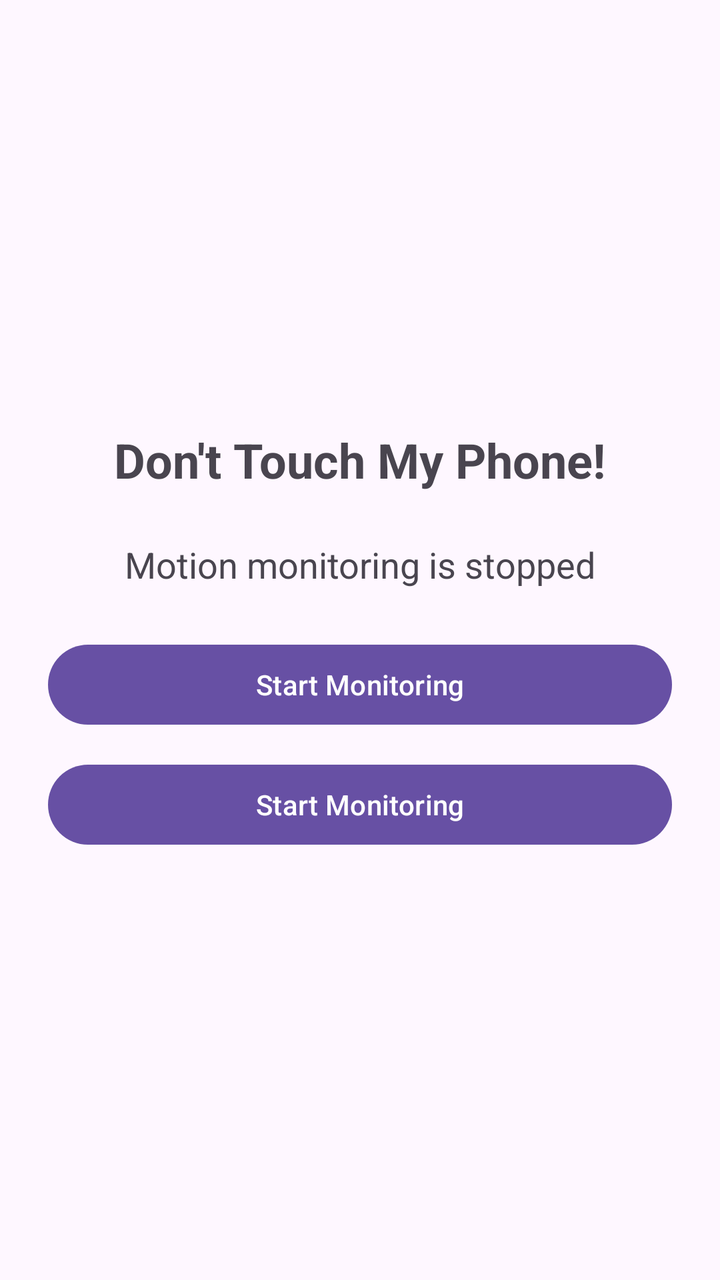
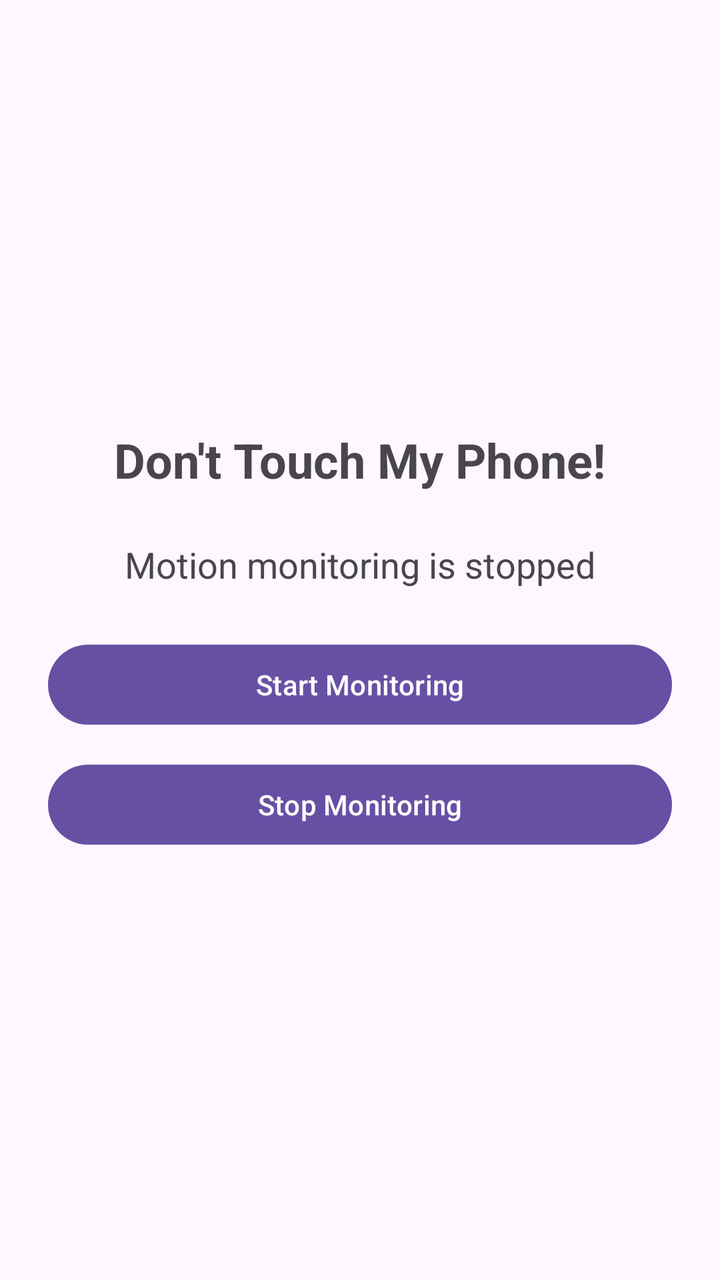

The first picture is an Android layout as it rendered before a commit; the second is the same layout after the commit. The layout source and the unified diff follow.
<!-- AndroidManifest.xml: application theme Theme.ServiceActivity -->
<!-- res/layout/activity_main.xml -->
<?xml version="1.0" encoding="utf-8"?>
<LinearLayout xmlns:android="http://schemas.android.com/apk/res/android"
    xmlns:app="http://schemas.android.com/apk/res-auto"
    xmlns:tools="http://schemas.android.com/tools"
    android:id="@+id/main"
    android:layout_width="match_parent"
    android:layout_height="match_parent"
    android:orientation="vertical"
    android:padding="24dp"
    android:gravity="center"
    tools:context=".MainActivity">

    <TextView
        android:layout_width="wrap_content"
        android:layout_height="wrap_content"
        android:text="Don't Touch My Phone!"
        android:textSize="24sp"
        android:textStyle="bold"
        android:layout_marginBottom="24dp" />

    <TextView
        android:id="@+id/statusText"
        android:layout_width="wrap_content"
        android:layout_height="wrap_content"
        android:text="Motion monitoring is stopped"
        android:textSize="18sp"
        android:layout_marginBottom="24dp" />

    <Button
        android:id="@+id/startButton"
        android:layout_width="match_parent"
        android:layout_height="wrap_content"
        android:text="Start Monitoring" />

    <Button
        android:id="@+id/stopButton"
        android:layout_width="match_parent"
        android:layout_height="wrap_content"
        android:text="Start Monitoring"
        android:layout_marginTop="12dp" />

</LinearLayout>
<!-- resources referenced by this layout -->
<resources>
  <style name="Theme.ServiceActivity" parent="Base.Theme.ServiceActivity" />
  <style name="Base.Theme.ServiceActivity" parent="Theme.Material3.DayNight.NoActionBar">
          
          
      </style>
</resources>

<!-- the commit's change to res/layout/activity_main.xml (unified diff, before → after) -->
@@ -36,7 +36,7 @@
         android:id="@+id/stopButton"
         android:layout_width="match_parent"
         android:layout_height="wrap_content"
-        android:text="Start Monitoring"
+        android:text="Stop Monitoring"
         android:layout_marginTop="12dp" />
 
 </LinearLayout>
